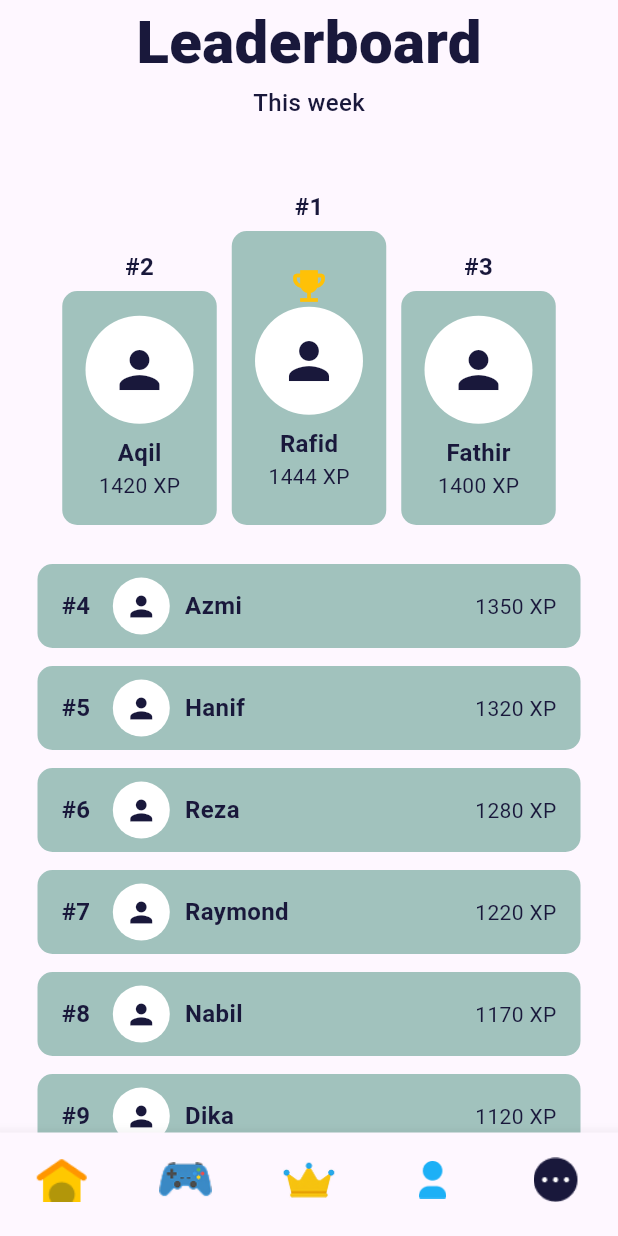
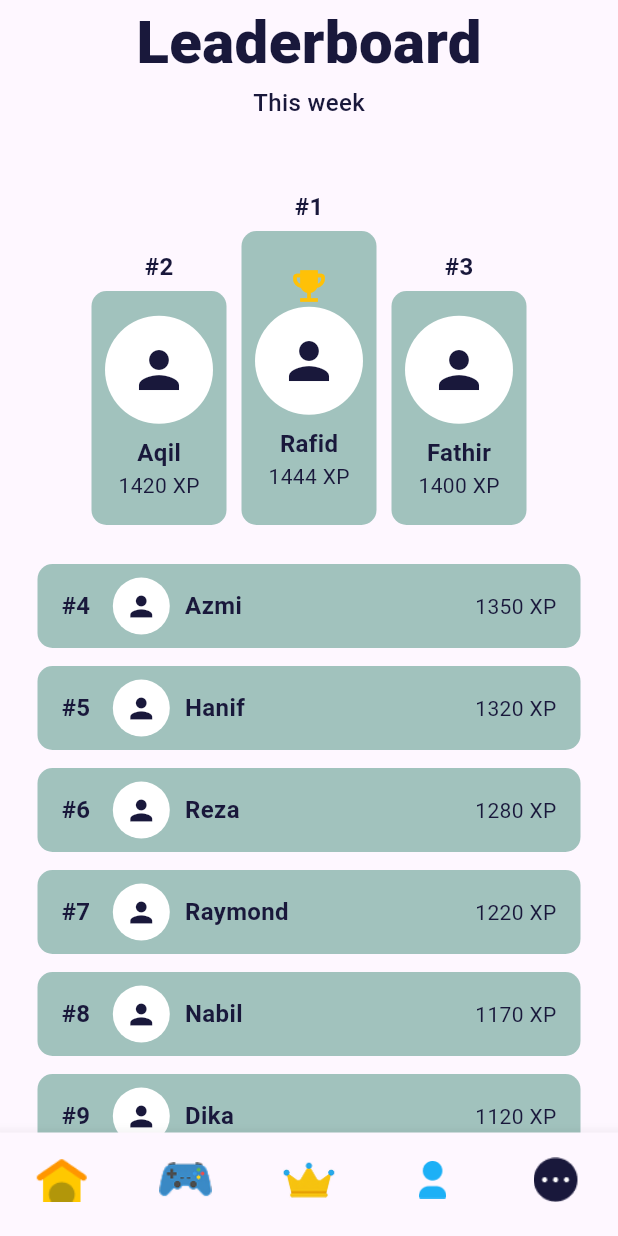
Before and after one commit to Eruumaa/Nexcash_Repo, a Flutter app: the screen it shows after launch, item 3 of the bottom bar chosen, on a phone screen of 412 x 824 dp. Run offline on Flutter 3.47's test engine with Material 3 defaults, Android fonts, the phone set to English and light mode, and no system bars.

Commit message:
perbaiki home lagi

```diff
--- a/lib/views/screens/game_screens.dart
+++ b/lib/views/screens/game_screens.dart
@@ -374,7 +374,7 @@ class MonopolyBoard extends StatefulWidget {
 class _MonopolyBoardState extends State<MonopolyBoard> {
   // State inti dari game
   int currentPosition = 0;
-  int balance = 1000000;
+  int balance = 100000;
   int diceResult = 0;
   bool isRolling = false;
   GameEvent? currentEventData;
@@ -432,7 +432,7 @@ class _MonopolyBoardState extends State<MonopolyBoard> {
   void resetGame() {
     setState(() {
       currentPosition = 0;
-      balance = 1000000;
+      balance = 100000;
       diceResult = 0;
       showEventDialog = false;
       currentEventData = null;
--- a/lib/views/screens/leaderboard_screens.dart
+++ b/lib/views/screens/leaderboard_screens.dart
@@ -13,19 +13,17 @@ class LeaderboardScreens extends StatefulWidget {
 
 class _LeaderboardScreens extends State<LeaderboardScreens> {
   final Color primaryTextColor = Color.fromARGB(255, 25, 24, 59);
-  final List<LeaderboardUser > sortedUsers = List.from(dummyLeaderboardData)
+
+
+  final List<LeaderboardUser> sortedUsers = List.from(dummyLeaderboardData)
     ..sort((a, b) => b.score.compareTo(a.score));
 
   void _onItemTapped(int index) {
+
     if (index == 1) {
       Navigator.push(
         context,
         MaterialPageRoute(builder: (context) => const GameScreens()),
-      );
-    } else if (index == 2) {
-      Navigator.push(
-        context,
-        MaterialPageRoute(builder: (context) => LeaderboardScreens()),
       );
     } else if (index == 0) {
       Navigator.push(
@@ -33,6 +31,7 @@ class _LeaderboardScreens extends State<LeaderboardScreens> {
         MaterialPageRoute(builder: (context) => const HomeScreens()),
       );
     }
+
   }
 
   @override
@@ -44,7 +43,7 @@ class _LeaderboardScreens extends State<LeaderboardScreens> {
             padding: const EdgeInsets.symmetric(horizontal: 25.0),
             child: Column(
               children: [
-              // Judul Halaman
+
                 Text(
                   'Leaderboard',
                   style: TextStyle(
@@ -72,8 +71,11 @@ class _LeaderboardScreens extends State<LeaderboardScreens> {
                   ),
 
                 const SizedBox(height: 20),
+
+                if (sortedUsers.length > 3)
                   ...List.generate(sortedUsers.length - 3, (index) {
                     final user = sortedUsers[index + 3];
+
                     return LeaderboardListItem(
                       rank: index + 4,
                       user: user,
@@ -100,18 +102,19 @@ class _LeaderboardScreens extends State<LeaderboardScreens> {
           ),
           BottomNavigationBarItem(
             icon: Image.asset("assets/leader.png", height: 35, width: 35),
-            label: "home",
+            label: "Leaderboard",
           ),
           BottomNavigationBarItem(
             icon: Image.asset("assets/people.png", height: 25, width: 25),
-            label: "home",
+            label: "Profile",
           ),
           BottomNavigationBarItem(
             icon: Image.asset("assets/settings.png", height: 30, width: 30),
-            label: "home",
+            label: "Settings",
           ),
         ],
         onTap: _onItemTapped,
+        currentIndex: 2,
       ),
     );
   }
--- a/lib/views/widgets/kartu_leaderboard.dart
+++ b/lib/views/widgets/kartu_leaderboard.dart
@@ -66,7 +66,7 @@ class PodiumWidget extends StatelessWidget {
         ),
         const SizedBox(height: 5),
         Container(
-          width: 103,
+          width: 90,
           height: height,
           decoration: BoxDecoration(
             color: bgColor,
```
Lines whose indentation alone changed are shown as unchanged.
